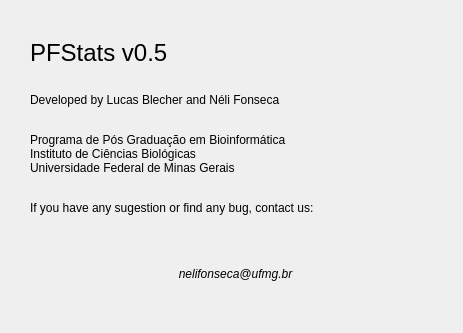
This is Pfstats/about.ui in duenti/PFstats as Qt 5 draws it before an edit. The edited form follows.
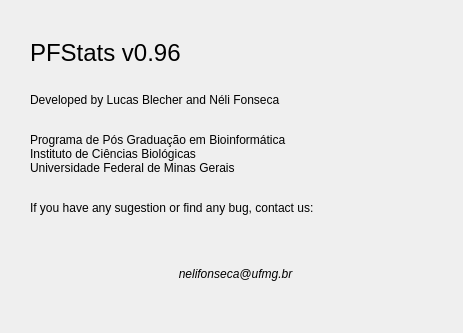
This is the edited form.

Diff of the .ui file:
```diff
--- a/Pfstats/about.ui
+++ b/Pfstats/about.ui
@@ -23,7 +23,7 @@
     </rect>
    </property>
    <property name="text">
-    <string>&lt;html&gt;&lt;head/&gt;&lt;body&gt;&lt;p&gt;&lt;span style=&quot; font-size:18pt;&quot;&gt;PFStats v0.5&lt;/span&gt;&lt;br/&gt;&lt;/p&gt;&lt;p&gt;Developed by Lucas Blecher and Néli Fonseca&lt;br/&gt;&lt;/p&gt;&lt;p&gt;Programa de Pós Graduação em Bioinformática&lt;br/&gt;Instituto de Ciências Biológicas&lt;br/&gt;Universidade Federal de Minas Gerais&lt;br/&gt;&lt;/p&gt;&lt;p&gt;If you have any sugestion or find any bug, contact us:&lt;/p&gt;&lt;p&gt;&lt;br/&gt;&lt;/p&gt;&lt;p align=&quot;center&quot;&gt;&lt;span style=&quot; font-style:italic;&quot;&gt;nelifonseca@ufmg.br&lt;/span&gt;&lt;/p&gt;&lt;/body&gt;&lt;/html&gt;</string>
+    <string>&lt;html&gt;&lt;head/&gt;&lt;body&gt;&lt;p&gt;&lt;span style=&quot; font-size:18pt;&quot;&gt;PFStats v0.96&lt;/span&gt;&lt;br/&gt;&lt;/p&gt;&lt;p&gt;Developed by Lucas Blecher and Néli Fonseca&lt;br/&gt;&lt;/p&gt;&lt;p&gt;Programa de Pós Graduação em Bioinformática&lt;br/&gt;Instituto de Ciências Biológicas&lt;br/&gt;Universidade Federal de Minas Gerais&lt;br/&gt;&lt;/p&gt;&lt;p&gt;If you have any sugestion or find any bug, contact us:&lt;/p&gt;&lt;p&gt;&lt;br/&gt;&lt;/p&gt;&lt;p align=&quot;center&quot;&gt;&lt;span style=&quot; font-style:italic;&quot;&gt;nelifonseca@ufmg.br&lt;/span&gt;&lt;/p&gt;&lt;/body&gt;&lt;/html&gt;</string>
    </property>
   </widget>
  </widget>
```
